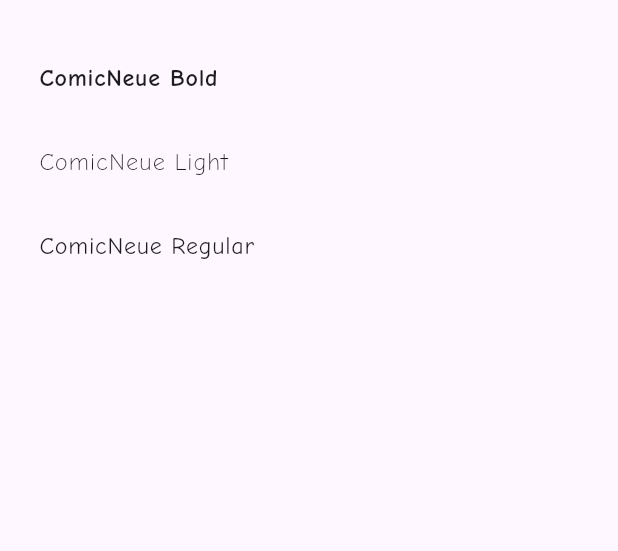
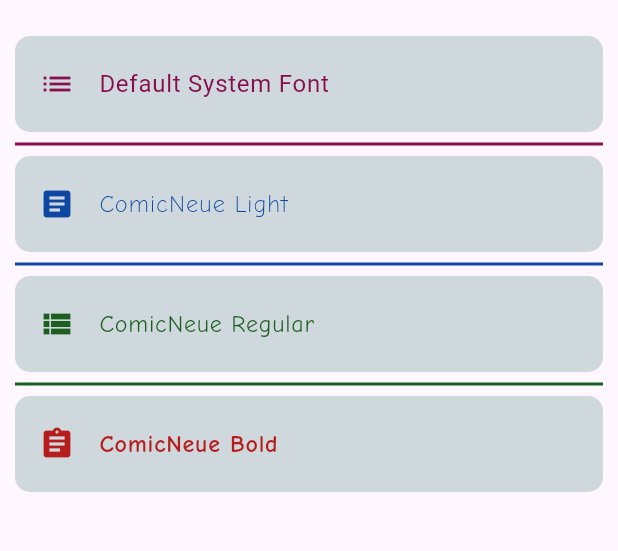
Before and after one commit to zhou0248/flutterApp1, a Flutter app: the screen it shows after launch, on a phone screen of 412 x 824 dp, the part 63-614 px from its top. Run offline on Flutter 3.47's test engine with Material 3 defaults, Android fonts, the phone set to English and light mode, and no system bars.

Commit message:
separate code into different files, update font list

```diff
--- a/lib/screens/home_screen.dart
+++ b/lib/screens/home_screen.dart
@@ -1,4 +1,5 @@
 import 'package:flutter/material.dart';
+import '../widgets/fontList.dart';
 
 class MyHomePage extends StatelessWidget {
   MyHomePage({super.key});
@@ -15,34 +16,3 @@ class MyHomePage extends StatelessWidget {
         ));
   }
 }
-
-class FontList extends StatelessWidget {
-  final List<String> fontsName = [
-    'ComicNeue Bold',
-    'ComicNeue Light',
-    'ComicNeue Regular',
-  ];
-
-  final List fontsDescription = [
-    FontWeight.w700,
-    FontWeight.w300,
-    FontWeight.w400,
-  ];
-
-  @override
-  Widget build(BuildContext context) {
-    return ListView.builder(
-        itemCount: fontsName.length,
-        itemBuilder: (context, index) {
-          return ListTile(
-            title: Text(
-              fontsName[index],
-              style: TextStyle(
-                fontFamily: 'ComicNeue',
-                fontWeight: fontsDescription[index],
-              ),
-            ),
-          );
-        });
-  }
-}
--- /dev/null
+++ b/lib/widgets/fontList.dart
@@ -0,0 +1,65 @@
+import 'package:flutter/material.dart';
+
+class FontList extends StatelessWidget {
+  final List<String> fontsName = [
+    'Default System Font',
+    'ComicNeue Light',
+    'ComicNeue Regular',
+    'ComicNeue Bold',
+  ];
+
+  final List fontsDescription = [
+    FontWeight.normal,
+    FontWeight.w300,
+    FontWeight.w400,
+    FontWeight.w700,
+  ];
+
+  final List<IconData> icons = [
+    Icons.list,
+    Icons.article,
+    Icons.view_list,
+    Icons.assignment,
+  ];
+
+  final List colors = [
+    Colors.pink.shade900,
+    Colors.blue.shade900,
+    Colors.green.shade900,
+    Colors.red.shade900,
+  ];
+
+  @override
+  Widget build(BuildContext context) {
+    return ListView.separated(
+      itemCount: fontsName.length,
+      itemBuilder: (context, index) {
+        return ListTile(
+          title: Text(
+            fontsName[index],
+            style: TextStyle(
+              fontFamily: fontsName[index].toString().contains('ComicNeue')
+                  ? 'ComicNeue'
+                  : '',
+              fontWeight: fontsDescription[index],
+            ),
+          ),
+          leading: Icon(
+            icons[index],
+          ),
+          //style
+          textColor: colors[index],
+          iconColor: colors[index],
+          tileColor: Colors.blueGrey.shade100,
+          minVerticalPadding: 20.0,
+          shape: RoundedRectangleBorder(
+            borderRadius: BorderRadius.circular(10.0),
+          ),
+        );
+      },
+      separatorBuilder: (context, index) {
+        return Divider(thickness: 2, color: colors[index]);
+      },
+    );
+  }
+}
--- a/pubspec.yaml
+++ b/pubspec.yaml
@@ -93,8 +93,6 @@ flutter:
           weight: 300
         - asset: assets/fonts/ComicNeue-Regular.ttf
           weight: 400
-        - asset: assets/fonts/ComicNeue-Italic.ttf
-          style: italic
         - asset: assets/fonts/ComicNeue-Bold.ttf
           weight: 700
 
```
